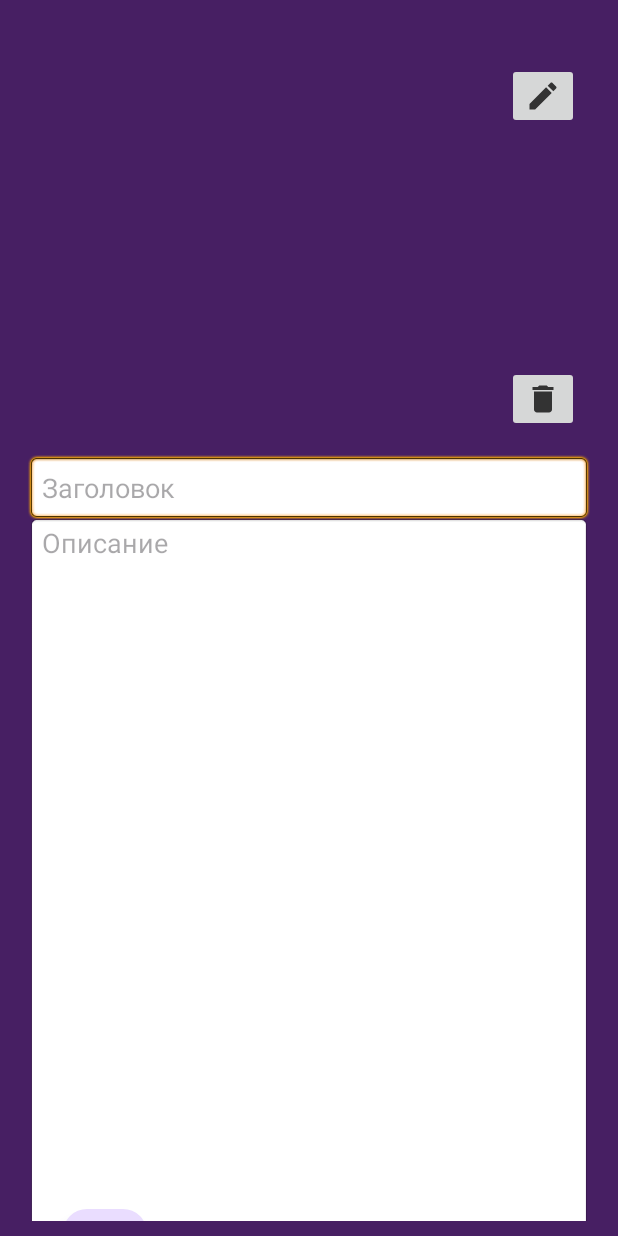
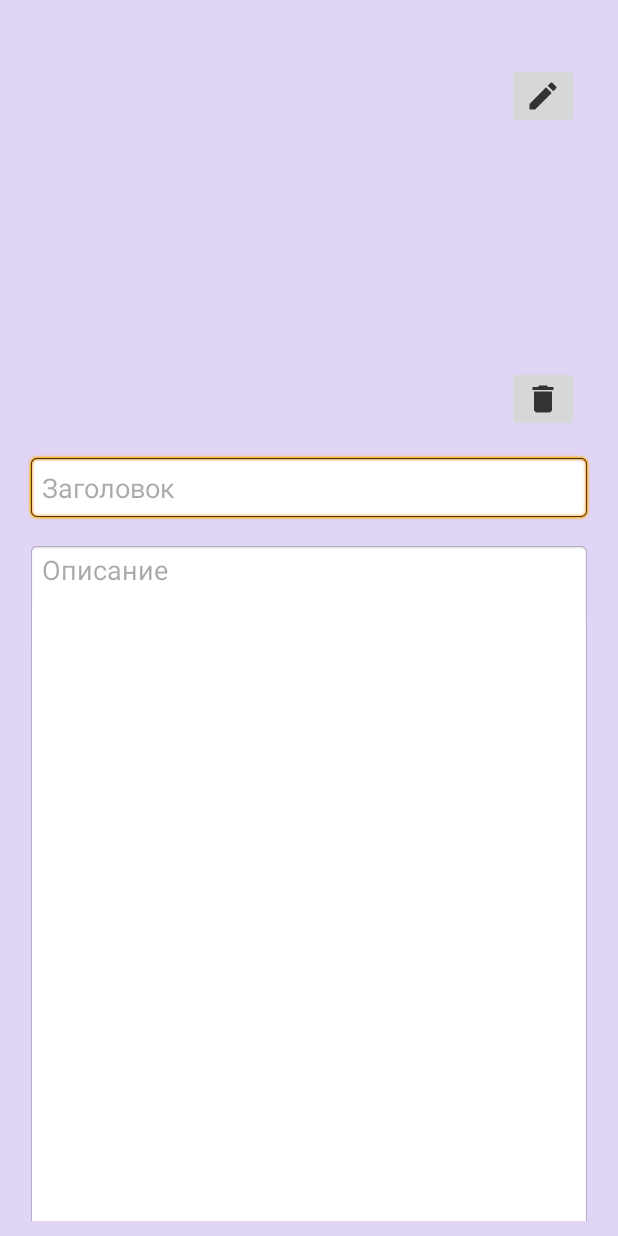
Before and after one commit to VladaZh/Notes, an Android app: the EditActivity screen opened directly, with no data from a screen before it, after a tap on an icon or button, on a phone screen of 412 x 824 dp. Run offline under Robolectric (Android 15) with nearby library versions, the phone set to English and light mode, and no system bars.

Commit message:
color change

```diff
--- a/app/src/main/java/com/example/notes/EditActivity.kt
+++ b/app/src/main/java/com/example/notes/EditActivity.kt
@@ -5,13 +5,7 @@ import android.net.Uri
 import android.os.Bundle
 import android.view.View
 import android.view.ViewGroup
-import androidx.activity.enableEdgeToEdge
 import androidx.appcompat.app.AppCompatActivity
-import androidx.core.util.TypedValueCompat.dpToPx
-import androidx.core.view.ViewCompat
-import androidx.core.view.WindowInsetsCompat
-import androidx.core.view.marginTop
-import com.example.notes.databinding.ActivityMainBinding
 import com.example.notes.databinding.EditActivityBinding
 import com.example.notes.db.MyDbManager
 import com.example.notes.db.MyIntentConstants
@@ -51,7 +45,7 @@ class EditActivity : AppCompatActivity() {
         binding.mainImageLayout.visibility = View.VISIBLE
         binding.fbAddImage.visibility = View.GONE
         val params = binding.edTitle.layoutParams as ViewGroup.MarginLayoutParams
-        params.topMargin = 10//
+        params.topMargin = 10
         binding.edTitle.layoutParams = params
     }
 
@@ -70,8 +64,8 @@ class EditActivity : AppCompatActivity() {
         startActivityForResult(intent, imageRequestsCode)
     }
     fun onClickSave(view: View) {
-        val myTitle = binding.edTitle.text.toString()
-        val myDesc = binding.edDesc.text.toString()
+        var myTitle = binding.edTitle.text.toString()
+        var myDesc = binding.edDesc.text.toString()
         if (myTitle.isNotEmpty() && myDesc.isNotEmpty()){
             myDbManager.insertToDb(myTitle, myDesc, tempImageUri)
             finish()
@@ -94,9 +88,9 @@ class EditActivity : AppCompatActivity() {
                 if (i.getStringExtra(MyIntentConstants.I_URI_KEY) != "empty"){
 
                     binding.mainImageLayout.visibility = View.VISIBLE
-                    binding.fbAddImage.visibility = View.GONE
                     binding.imMainImage.setImageURI(Uri.parse(i.getStringExtra(MyIntentConstants.I_URI_KEY)))
                 }
+                binding.fbSave.visibility = View.GONE
 
             }
         }
--- a/app/src/main/java/com/example/notes/db/MyAdapter.kt
+++ b/app/src/main/java/com/example/notes/db/MyAdapter.kt
@@ -7,7 +7,6 @@ import android.view.View
 import android.view.ViewGroup
 import android.widget.TextView
 import androidx.recyclerview.widget.RecyclerView
-import androidx.recyclerview.widget.RecyclerView.ViewHolder
 import com.example.notes.EditActivity
 import com.example.notes.R
 
--- a/app/src/main/res/layout/edit_activity.xml
+++ b/app/src/main/res/layout/edit_activity.xml
@@ -5,22 +5,22 @@
     android:id="@+id/main"
     android:layout_width="match_parent"
     android:layout_height="match_parent"
-    android:background="@color/textColor"
+    android:background="#E0D5F4"
     android:padding="10dp"
     tools:context=".EditActivity">
 
     <EditText
         android:id="@+id/edTitle"
-        android:layout_width="0dp"
+        android:layout_width="match_parent"
         android:layout_height="wrap_content"
         android:layout_marginStart="8dp"
-        android:layout_marginTop="40dp"
+        android:layout_marginTop="30dp"
         android:layout_marginEnd="8dp"
         android:background="@android:drawable/editbox_background"
         android:ems="10"
+        android:hint="@string/ed_title_hint"
         android:inputType="text"
         android:padding="10dp"
-        android:hint="@string/ed_title_hint"
         app:layout_constraintEnd_toEndOf="parent"
         app:layout_constraintHorizontal_bias="0.0"
         app:layout_constraintStart_toStartOf="parent"
@@ -29,11 +29,10 @@
     <EditText
         android:id="@+id/edDesc"
         android:layout_width="match_parent"
-        android:layout_height="810dp"
+        android:layout_height="823dp"
         android:layout_marginStart="8dp"
-        android:layout_marginTop="8dp"
+        android:layout_marginTop="100dp"
         android:layout_marginEnd="8dp"
-        android:layout_marginBottom="16dp"
         android:background="@android:drawable/editbox_background"
         android:ems="10"
         android:gravity="top"
@@ -42,10 +41,9 @@
         android:paddingStart="10dp"
         app:layout_constraintBottom_toBottomOf="parent"
         app:layout_constraintEnd_toEndOf="@+id/edTitle"
-        app:layout_constraintHorizontal_bias="1.0"
         app:layout_constraintStart_toStartOf="@+id/edTitle"
-        app:layout_constraintTop_toBottomOf="@+id/edTitle"
-        app:layout_constraintVertical_bias="0.033" />
+        app:layout_constraintTop_toBottomOf="@+id/mainImageLayout"
+        app:layout_constraintVertical_bias="0.086" />
 
     <com.google.android.material.floatingactionbutton.FloatingActionButton
         android:id="@+id/fbSave"
@@ -71,15 +69,15 @@
         app:srcCompat="@drawable/ic_files" />
 
     <com.google.android.material.floatingactionbutton.FloatingActionButton
-        android:id="@+id/floatingActionButton"
+        android:id="@+id/goBack"
         android:layout_width="wrap_content"
         android:layout_height="wrap_content"
-        android:layout_marginStart="32dp"
-        android:layout_marginBottom="8dp"
+        android:layout_marginStart="20dp"
+        android:layout_marginTop="812dp"
         android:clickable="true"
         android:onClick="onClickBack"
-        app:layout_constraintBottom_toBottomOf="@+id/fbSave"
         app:layout_constraintStart_toStartOf="@+id/edDesc"
+        app:layout_constraintTop_toTopOf="parent"
         app:srcCompat="@drawable/ic_back" />
 
     <androidx.constraintlayout.widget.ConstraintLayout
```
